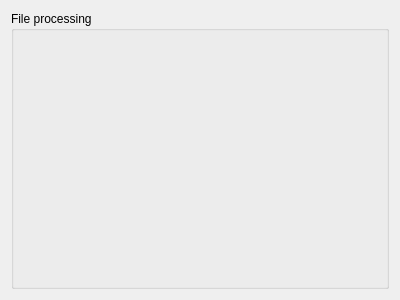
This is TargetEchoGen/fileprocessing.ui in razzzz87/TargetEchoGen as Qt 5 draws it before an edit. The edited form follows.
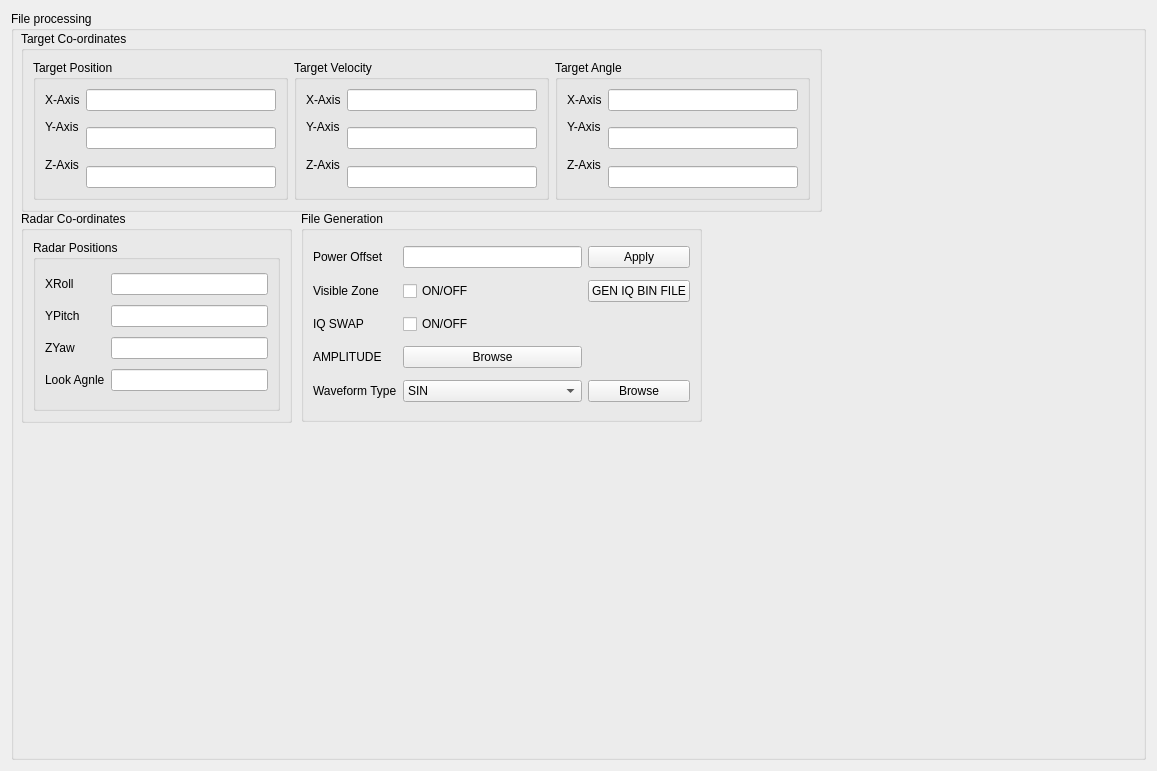
This is the edited form.

Commit message: Added Controls in file processing tab, And disabled other files code, as it was not completed so throwing error

The edit to the form file:
```diff
--- a/TargetEchoGen/fileprocessing.ui
+++ b/TargetEchoGen/fileprocessing.ui
@@ -6,8 +6,8 @@
    <rect>
     <x>0</x>
     <y>0</y>
-    <width>400</width>
-    <height>300</height>
+    <width>1157</width>
+    <height>771</height>
    </rect>
   </property>
   <property name="windowTitle">
@@ -19,6 +19,376 @@
      <property name="title">
       <string>File processing</string>
      </property>
+     <widget class="QGroupBox" name="groupBox_2">
+      <property name="geometry">
+       <rect>
+        <x>10</x>
+        <y>20</y>
+        <width>801</width>
+        <height>181</height>
+       </rect>
+      </property>
+      <property name="title">
+       <string>Target Co-ordinates</string>
+      </property>
+      <layout class="QHBoxLayout" name="horizontalLayout_5">
+       <item>
+        <widget class="QGroupBox" name="groupBox_3">
+         <property name="title">
+          <string>Target Position</string>
+         </property>
+         <layout class="QHBoxLayout" name="horizontalLayout_2">
+          <item>
+           <layout class="QGridLayout" name="gridLayout">
+            <item row="0" column="0">
+             <widget class="QLabel" name="label">
+              <property name="text">
+               <string>X-Axis</string>
+              </property>
+             </widget>
+            </item>
+            <item row="0" column="1">
+             <widget class="QLineEdit" name="lineEdit"/>
+            </item>
+            <item row="1" column="0">
+             <widget class="QLabel" name="label_2">
+              <property name="text">
+               <string>Y-Axis</string>
+              </property>
+             </widget>
+            </item>
+            <item row="1" column="1" rowspan="2">
+             <widget class="QLineEdit" name="lineEdit_2"/>
+            </item>
+            <item row="2" column="0" rowspan="2">
+             <widget class="QLabel" name="label_3">
+              <property name="text">
+               <string>Z-Axis</string>
+              </property>
+             </widget>
+            </item>
+            <item row="3" column="1">
+             <widget class="QLineEdit" name="lineEdit_3"/>
+            </item>
+           </layout>
+          </item>
+         </layout>
+        </widget>
+       </item>
+       <item>
+        <widget class="QGroupBox" name="groupBox_4">
+         <property name="title">
+          <string>Target Velocity</string>
+         </property>
+         <layout class="QHBoxLayout" name="horizontalLayout_3">
+          <item>
+           <layout class="QGridLayout" name="gridLayout_2">
+            <item row="0" column="0">
+             <widget class="QLabel" name="label_4">
+              <property name="text">
+               <string>X-Axis</string>
+              </property>
+             </widget>
+            </item>
+            <item row="0" column="1">
+             <widget class="QLineEdit" name="lineEdit_4"/>
+            </item>
+            <item row="1" column="0">
+             <widget class="QLabel" name="label_5">
+              <property name="text">
+               <string>Y-Axis</string>
+              </property>
+             </widget>
+            </item>
+            <item row="1" column="1" rowspan="2">
+             <widget class="QLineEdit" name="lineEdit_5"/>
+            </item>
+            <item row="2" column="0" rowspan="2">
+             <widget class="QLabel" name="label_6">
+              <property name="text">
+               <string>Z-Axis</string>
+              </property>
+             </widget>
+            </item>
+            <item row="3" column="1">
+             <widget class="QLineEdit" name="lineEdit_6"/>
+            </item>
+           </layout>
+          </item>
+         </layout>
+        </widget>
+       </item>
+       <item>
+        <widget class="QGroupBox" name="groupBox_5">
+         <property name="title">
+          <string>Target Angle</string>
+         </property>
+         <layout class="QHBoxLayout" name="horizontalLayout_4">
+          <item>
+           <layout class="QGridLayout" name="gridLayout_3">
+            <item row="0" column="0">
+             <widget class="QLabel" name="label_7">
+              <property name="text">
+               <string>X-Axis</string>
+              </property>
+             </widget>
+            </item>
+            <item row="0" column="1">
+             <widget class="QLineEdit" name="lineEdit_7"/>
+            </item>
+            <item row="1" column="0">
+             <widget class="QLabel" name="label_8">
+              <property name="text">
+               <string>Y-Axis</string>
+              </property>
+             </widget>
+            </item>
+            <item row="1" column="1" rowspan="2">
+             <widget class="QLineEdit" name="lineEdit_8"/>
+            </item>
+            <item row="2" column="0" rowspan="2">
+             <widget class="QLabel" name="label_9">
+              <property name="text">
+               <string>Z-Axis</string>
+              </property>
+             </widget>
+            </item>
+            <item row="3" column="1">
+             <widget class="QLineEdit" name="lineEdit_9"/>
+            </item>
+           </layout>
+          </item>
+         </layout>
+        </widget>
+       </item>
+      </layout>
+     </widget>
+     <widget class="QGroupBox" name="groupBox_6">
+      <property name="geometry">
+       <rect>
+        <x>10</x>
+        <y>200</y>
+        <width>271</width>
+        <height>212</height>
+       </rect>
+      </property>
+      <property name="title">
+       <string>Radar Co-ordinates</string>
+      </property>
+      <layout class="QHBoxLayout" name="horizontalLayout_7">
+       <item>
+        <widget class="QGroupBox" name="groupBox_7">
+         <property name="title">
+          <string>Radar Positions</string>
+         </property>
+         <layout class="QHBoxLayout" name="horizontalLayout_6">
+          <item>
+           <layout class="QGridLayout" name="gridLayout_4">
+            <item row="1" column="0">
+             <widget class="QLabel" name="label_11">
+              <property name="text">
+               <string>YPitch</string>
+              </property>
+             </widget>
+            </item>
+            <item row="2" column="0">
+             <widget class="QLabel" name="label_12">
+              <property name="text">
+               <string>ZYaw</string>
+              </property>
+             </widget>
+            </item>
+            <item row="2" column="2">
+             <widget class="QLineEdit" name="lineEdit_12"/>
+            </item>
+            <item row="1" column="2">
+             <widget class="QLineEdit" name="lineEdit_11"/>
+            </item>
+            <item row="0" column="0">
+             <widget class="QLabel" name="label_10">
+              <property name="text">
+               <string>XRoll</string>
+              </property>
+             </widget>
+            </item>
+            <item row="0" column="2">
+             <widget class="QLineEdit" name="lineEdit_10"/>
+            </item>
+            <item row="3" column="0">
+             <widget class="QLabel" name="label_13">
+              <property name="text">
+               <string>Look Agnle</string>
+              </property>
+             </widget>
+            </item>
+            <item row="3" column="2">
+             <widget class="QLineEdit" name="lineEdit_13"/>
+            </item>
+           </layout>
+          </item>
+         </layout>
+        </widget>
+       </item>
+      </layout>
+     </widget>
+     <widget class="QGroupBox" name="groupBox_8">
+      <property name="geometry">
+       <rect>
+        <x>290</x>
+        <y>200</y>
+        <width>401</width>
+        <height>211</height>
+       </rect>
+      </property>
+      <property name="title">
+       <string>File Generation</string>
+      </property>
+      <layout class="QHBoxLayout" name="horizontalLayout_8">
+       <item>
+        <layout class="QGridLayout" name="gridLayout_5">
+         <item row="3" column="0">
+          <widget class="QLabel" name="label_17">
+           <property name="text">
+            <string>AMPLITUDE </string>
+           </property>
+          </widget>
+         </item>
+         <item row="0" column="0">
+          <widget class="QLabel" name="label_14">
+           <property name="text">
+            <string>Power Offset</string>
+           </property>
+          </widget>
+         </item>
+         <item row="4" column="3">
+          <widget class="QPushButton" name="pushButton_2">
+           <property name="text">
+            <string>Browse</string>
+           </property>
+          </widget>
+         </item>
+         <item row="3" column="2">
+          <widget class="QPushButton" name="pushButton">
+           <property name="text">
+            <string>Browse</string>
+           </property>
+          </widget>
+         </item>
+         <item row="1" column="3">
+          <widget class="QPushButton" name="pushButton_4">
+           <property name="text">
+            <string>GEN IQ BIN FILE</string>
+           </property>
+          </widget>
+         </item>
+         <item row="0" column="3">
+          <widget class="QPushButton" name="pushButton_3">
+           <property name="text">
+            <string>Apply</string>
+           </property>
+          </widget>
+         </item>
+         <item row="2" column="0">
+          <widget class="QLabel" name="label_16">
+           <property name="text">
+            <string>IQ SWAP</string>
+           </property>
+          </widget>
+         </item>
+         <item row="1" column="0">
+          <widget class="QLabel" name="label_15">
+           <property name="text">
+            <string>Visible Zone</string>
+           </property>
+          </widget>
+         </item>
+         <item row="4" column="2">
+          <widget class="QComboBox" name="comboBox">
+           <item>
+            <property name="text">
+             <string>SIN</string>
+            </property>
+           </item>
+           <item>
+            <property name="text">
+             <string>COS</string>
+            </property>
+           </item>
+           <item>
+            <property name="text">
+             <string>CONST</string>
+            </property>
+           </item>
+           <item>
+            <property name="text">
+             <string>GAUSSIAN</string>
+            </property>
+           </item>
+           <item>
+            <property name="text">
+             <string>LFM</string>
+            </property>
+           </item>
+           <item>
+            <property name="text">
+             <string>WAVEFORM-1</string>
+            </property>
+           </item>
+           <item>
+            <property name="text">
+             <string>WAVEFORM-2</string>
+            </property>
+           </item>
+           <item>
+            <property name="text">
+             <string>WAVEFORM-3</string>
+            </property>
+           </item>
+           <item>
+            <property name="text">
+             <string>WAVEFORM-4</string>
+            </property>
+           </item>
+           <item>
+            <property name="text">
+             <string>WAVEFORM-5</string>
+            </property>
+           </item>
+           <item>
+            <property name="text">
+             <string>WAVEFORM-6</string>
+            </property>
+           </item>
+          </widget>
+         </item>
+         <item row="4" column="0">
+          <widget class="QLabel" name="label_18">
+           <property name="text">
+            <string>Waveform Type</string>
+           </property>
+          </widget>
+         </item>
+         <item row="0" column="2">
+          <widget class="QLineEdit" name="lineEdit_14"/>
+         </item>
+         <item row="1" column="2">
+          <widget class="QCheckBox" name="checkBox">
+           <property name="text">
+            <string>ON/OFF</string>
+           </property>
+          </widget>
+         </item>
+         <item row="2" column="2">
+          <widget class="QCheckBox" name="checkBox_2">
+           <property name="text">
+            <string>ON/OFF</string>
+           </property>
+          </widget>
+         </item>
+        </layout>
+       </item>
+      </layout>
+     </widget>
     </widget>
    </item>
   </layout>
```
The commit also changes 2 other files.
